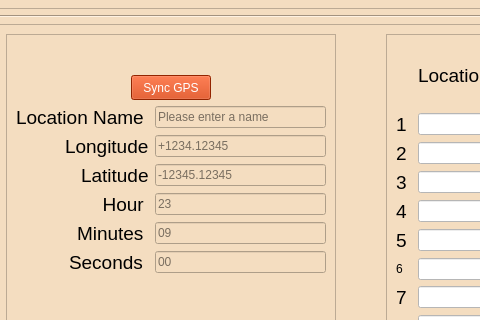
Old version of the form GUI/Qt_Files/main_window.ui in the repository jrsm1/EWAS_Application; both pictures show x 404 to 884 and y 315 to 635 of the 1150 by 950 pixel window.
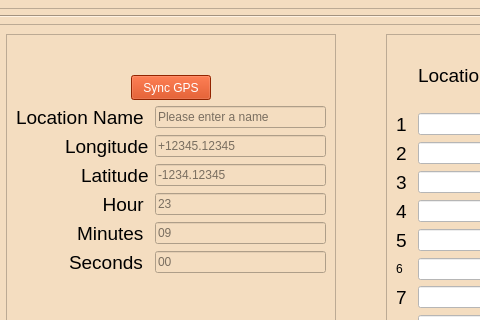
New version of the form.

Commit message: [X] Added real time validation for duration if a sampling rate is selected. [X] Fixed multiple error windows on start button click. [X] Added hardware check when a button that interacts with the project to allow reconnection

Patch:
```diff
--- a/GUI/Qt_Files/main_window.ui
+++ b/GUI/Qt_Files/main_window.ui
@@ -689,7 +689,7 @@
                    <number>12</number>
                   </property>
                   <property name="placeholderText">
-                   <string>+1234.12345</string>
+                   <string>+12345.12345</string>
                   </property>
                  </widget>
                 </item>
@@ -718,7 +718,7 @@
                    <number>11</number>
                   </property>
                   <property name="placeholderText">
-                   <string>-12345.12345</string>
+                   <string>-1234.12345</string>
                   </property>
                  </widget>
                 </item>
```
The commit also changes 5 other files.
